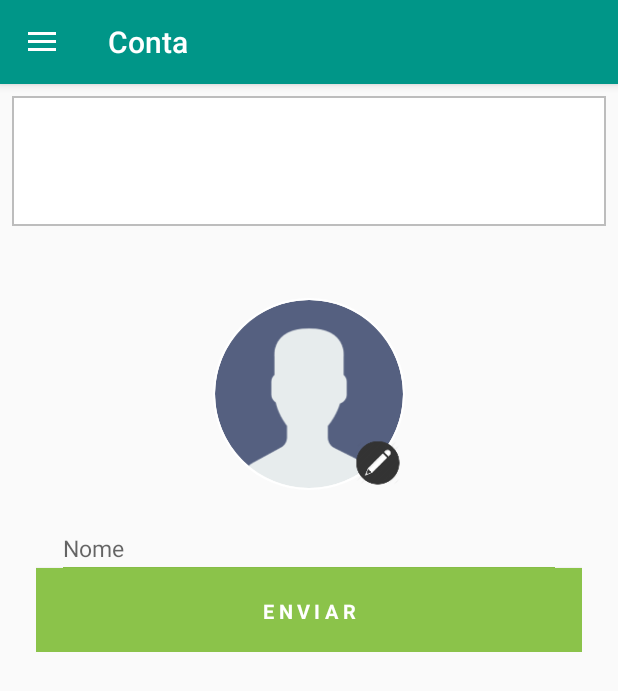
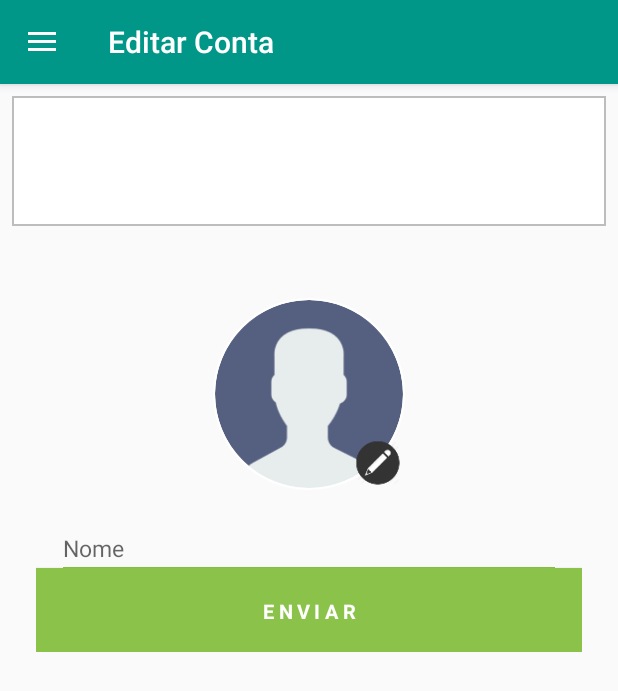
Before and after one commit to maikotrindade/invistoo, an Android app: the fragment AccountFragment placed in its activity, after a tap on "ENVIAR", on a phone screen of 412 x 824 dp. Shown: the top 691 px of the screen. Run offline under Robolectric (Android 15) with nearby library versions, the phone set to English and light mode, and no system bars; our stand-ins replace CircleImageView; libraries missing offline, so code that uses them is left out: com.firebase.client, com.github.mikephil.charting, io.realm, net.danlew.android; plain views replace PieChart; pictures from the network do not load; 30 statements that could not run were skipped.

Commit message:
add strings fixes

```diff
--- a/app/src/main/java/com/jumbomob/invistoo/ui/AccountFragment.java
+++ b/app/src/main/java/com/jumbomob/invistoo/ui/AccountFragment.java
@@ -63,7 +63,7 @@ public class AccountFragment extends BaseFragment implements AccountView {
     @Override
     public void onResume() {
         super.onResume();
-        getActivity().setTitle(R.string.title_account);
+        getActivity().setTitle(getString(R.string.edit_account));
     }
 
     private void configureElements() {
@@ -141,13 +141,13 @@ public class AccountFragment extends BaseFragment implements AccountView {
 
     @Override
     public void invalidateEmail() {
-        mEmailEdtText.setError("Preenchimento obrigatório.");
+        mEmailEdtText.setError(getString(R.string.required_field));
     }
 
     @Override
     public void invalidatePasswords() {
-        mOldPasswordEdtText.setError("Preenchimento obrigatório.");
-        mNewPasswordEdtText.setError("Preencha o campo corretamente.");
+        mOldPasswordEdtText.setError(getString(R.string.required_field));
+        mNewPasswordEdtText.setError(getString(R.string.fill_field_correctly));
     }
 
     @Override
--- a/app/src/main/res/values/strings.xml
+++ b/app/src/main/res/values/strings.xml
@@ -148,5 +148,7 @@
     <string name="update_balance_error">Não foi possível atualizar o balanço</string>
     <string name="by_asset">Extrato por ativo</string>
     <string name="enter_new_total_asset_msg">Digite o novo valor total investido no ativo financeiro selecionado:</string>
+    <string name="fill_field_correctly">Preencha o campo corretamente.</string>
+    <string name="edit_account">Editar Conta</string>
 
 </resources>
```
